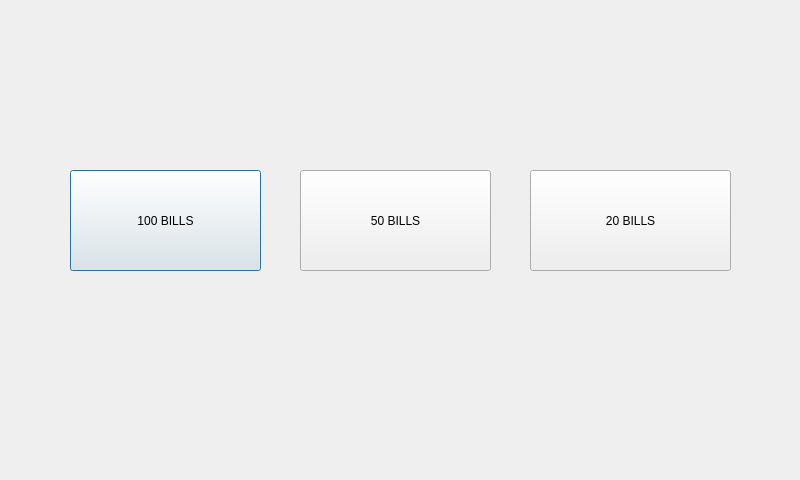
This is to_bills.ui in cavinpabua/Money-Changer-Machine as Qt 5 draws it before an edit. The edited form follows.
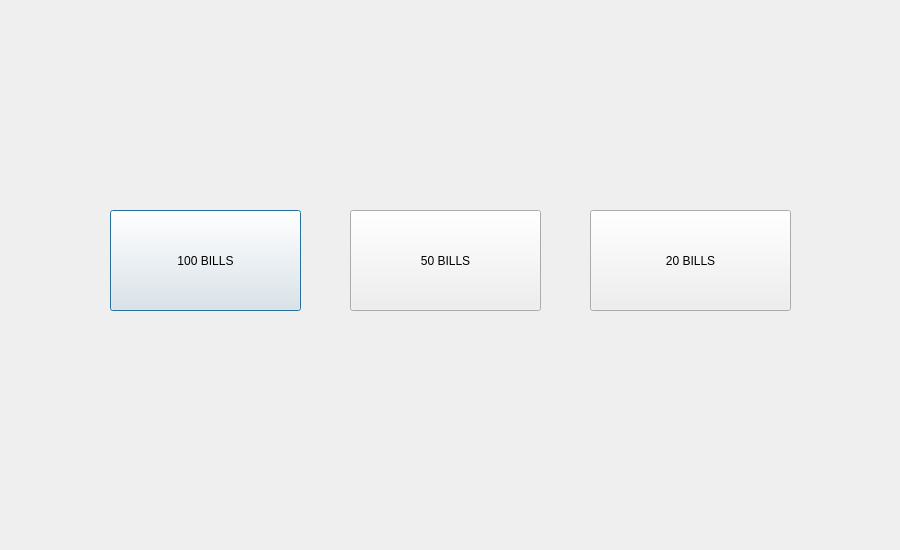
This is the edited form.

Patch:
```diff
--- a/to_bills.ui
+++ b/to_bills.ui
@@ -6,8 +6,8 @@
    <rect>
     <x>0</x>
     <y>0</y>
-    <width>800</width>
-    <height>480</height>
+    <width>900</width>
+    <height>550</height>
    </rect>
   </property>
   <property name="windowTitle">
@@ -16,8 +16,8 @@
   <widget class="QPushButton" name="to_100_bills">
    <property name="geometry">
     <rect>
-     <x>70</x>
-     <y>170</y>
+     <x>110</x>
+     <y>210</y>
      <width>191</width>
      <height>101</height>
     </rect>
@@ -29,8 +29,8 @@
   <widget class="QPushButton" name="to_50_bills">
    <property name="geometry">
     <rect>
-     <x>300</x>
-     <y>170</y>
+     <x>350</x>
+     <y>210</y>
      <width>191</width>
      <height>101</height>
     </rect>
@@ -42,8 +42,8 @@
   <widget class="QPushButton" name="to_20_bills">
    <property name="geometry">
     <rect>
-     <x>530</x>
-     <y>170</y>
+     <x>590</x>
+     <y>210</y>
      <width>201</width>
      <height>101</height>
     </rect>
```
